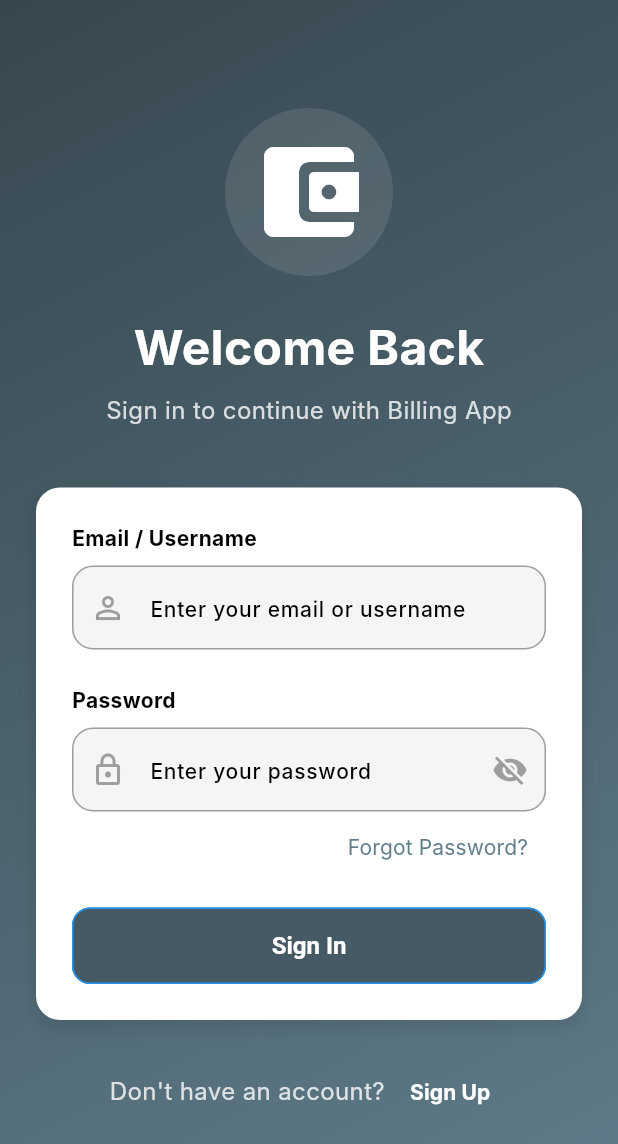
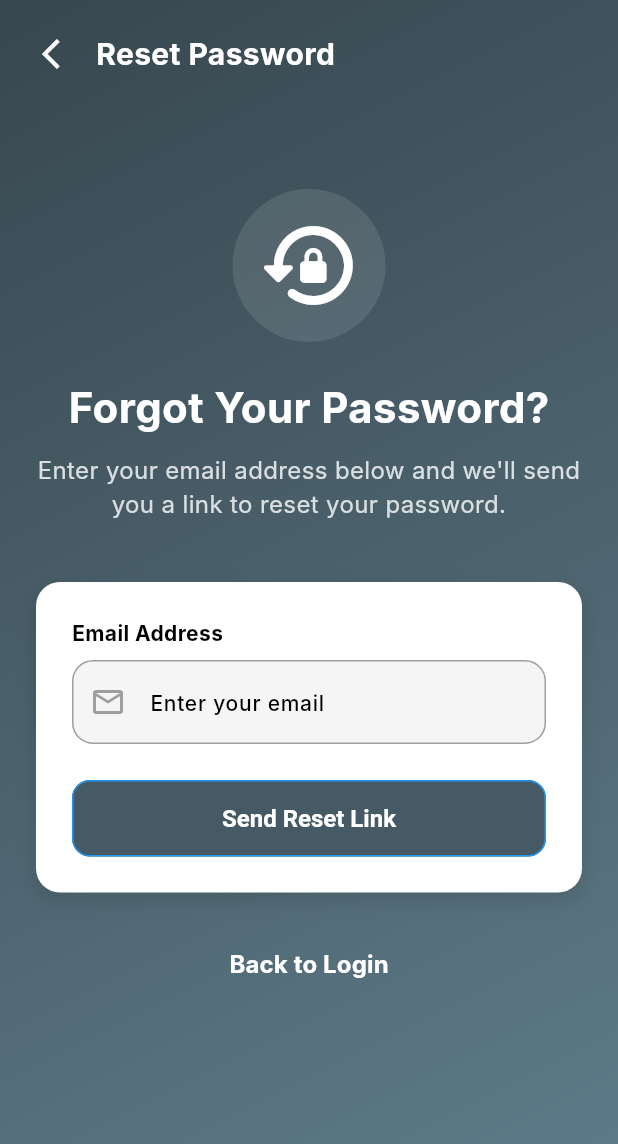
Before and after one commit to ErandaRandikaRox/Billing_App_flutter, a Flutter app: the screen it shows after launch, after a tap on "Forgot Password?", on a phone screen of 412 x 824 dp. Shown: the top 1144 px of the screen. Run offline on Flutter 3.47's test engine with Material 3 defaults, Android fonts, the phone set to English and light mode, and no system bars; our stand-ins replace firebase_auth, firebase_core, fl_chart, salomon_bottom_bar; accounts and stored records are empty; Roboto replaces fonts that are missing (Inter).

Commit message:
connect the forget password part

```diff
--- /dev/null
+++ b/billing_app/lib/pages/forget_password/forget_password.dart
@@ -0,0 +1,304 @@
+import 'package:billing_app/widgets/custom_app_bar.dart';
+import 'package:firebase_auth/firebase_auth.dart';
+import 'package:flutter/material.dart';
+
+class ForgetPassword extends StatefulWidget {
+  const ForgetPassword({super.key});
+
+  @override
+  State<ForgetPassword> createState() => _ForgetPasswordState();
+}
+
+class _ForgetPasswordState extends State<ForgetPassword> {
+  final _emailController = TextEditingController();
+  bool _isLoading = false;
+
+  @override
+  void dispose() {
+    _emailController.dispose();
+    super.dispose();
+  }
+
+  Future<void> passwordReset() async {
+    if (_emailController.text.trim().isEmpty) {
+      _showErrorDialog('Please enter your email address');
+      return;
+    }
+
+    setState(() {
+      _isLoading = true;
+    });
+
+    try {
+      await FirebaseAuth.instance.sendPasswordResetEmail(
+        email: _emailController.text.trim(),
+      );
+
+      if (mounted) {
+        setState(() {
+          _isLoading = false;
+        });
+        _showSuccessDialog();
+      }
+    } on FirebaseAuthException catch (e) {
+      print(e);
+      if (mounted) {
+        setState(() {
+          _isLoading = false;
+        });
+        _showErrorDialog(e.message ?? 'An error occurred');
+      }
+    }
+  }
+
+  void _showSuccessDialog() {
+    showDialog(
+      context: context,
+      builder: (context) {
+        return AlertDialog(
+          shape: RoundedRectangleBorder(
+            borderRadius: BorderRadius.circular(16),
+          ),
+          title: const Text('Success'),
+          content: const Text(
+            'Password reset email has been sent. Please check your inbox.',
+            style: TextStyle(fontSize: 16),
+          ),
+          actions: [
+            TextButton(
+              onPressed: () {
+                Navigator.pop(context);
+              },
+              child: Text(
+                'OK',
+                style: TextStyle(
+                  fontSize: 16,
+                  color: Colors.blueGrey.shade700,
+                ),
+              ),
+            ),
+          ],
+        );
+      },
+    );
+  }
+
+  void _showErrorDialog(String message) {
+    showDialog(
+      context: context,
+      builder: (context) {
+        return AlertDialog(
+          shape: RoundedRectangleBorder(
+            borderRadius: BorderRadius.circular(16),
+          ),
+          title: const Text('Error'),
+          content: Text(message, style: const TextStyle(fontSize: 16)),
+          actions: [
+            TextButton(
+              onPressed: () {
+                Navigator.pop(context);
+              },
+              child: Text(
+                'OK',
+                style: TextStyle(
+                  fontSize: 16,
+                  color: Colors.blueGrey.shade700,
+                ),
+              ),
+            ),
+          ],
+        );
+      },
+    );
+  }
+
+  @override
+  Widget build(BuildContext context) {
+    return Scaffold(
+      body: Container(
+        decoration: BoxDecoration(
+          gradient: LinearGradient(
+            begin: Alignment.topLeft,
+            end: Alignment.bottomRight,
+            colors: [Colors.blueGrey.shade800, Colors.blueGrey.shade500],
+          ),
+        ),
+        child: SafeArea(
+          child: Column(
+            children: [
+              // Custom app bar
+              Padding(
+                padding: const EdgeInsets.symmetric(
+                  horizontal: 16.0,
+                  vertical: 12.0,
+                ),
+                child: Row(
+                  children: [
+                    IconButton(
+                      icon: const Icon(
+                        Icons.arrow_back_ios,
+                        color: Colors.white,
+                      ),
+                      onPressed: () {
+                        Navigator.pop(context);
+                      },
+                    ),
+                    const Text(
+                      "Reset Password",
+                      style: TextStyle(
+                        fontSize: 20,
+                        fontWeight: FontWeight.bold,
+                        color: Colors.white,
+                      ),
+                    ),
+                  ],
+                ),
+              ),
+              Expanded(
+                child: SingleChildScrollView(
+                  child: Padding(
+                    padding: const EdgeInsets.all(24.0),
+                    child: Column(
+                      crossAxisAlignment: CrossAxisAlignment.center,
+                      children: [
+                        const SizedBox(height: 30),
+                        // Icon similar to login screen
+                        Container(
+                          padding: const EdgeInsets.all(16),
+                          decoration: BoxDecoration(
+                            color: Colors.white.withOpacity(0.1),
+                            shape: BoxShape.circle,
+                          ),
+                          child: const Icon(
+                            Icons.lock_reset_rounded,
+                            size: 70,
+                            color: Colors.white,
+                          ),
+                        ),
+                        const SizedBox(height: 24),
+                        const Text(
+                          "Forgot Your Password?",
+                          style: TextStyle(
+                            fontSize: 28,
+                            fontWeight: FontWeight.bold,
+                            color: Colors.white,
+                          ),
+                        ),
+                        const SizedBox(height: 10),
+                        Text(
+                          "Enter your email address below and we'll send you a link to reset your password.",
+                          textAlign: TextAlign.center,
+                          style: TextStyle(
+                            fontSize: 16,
+                            color: Colors.white.withOpacity(0.8),
+                          ),
+                        ),
+                        const SizedBox(height: 40),
+
+                        // Reset password form card
+                        Container(
+                          padding: const EdgeInsets.all(24),
+                          decoration: BoxDecoration(
+                            color: Colors.white,
+                            borderRadius: BorderRadius.circular(16),
+                            boxShadow: [
+                              BoxShadow(
+                                color: Colors.black.withOpacity(0.1),
+                                spreadRadius: 1,
+                                blurRadius: 10,
+                                offset: const Offset(0, 5),
+                              ),
+                            ],
+                          ),
+                          child: Column(
+                            crossAxisAlignment: CrossAxisAlignment.start,
+                            children: [
+                              const Text(
+                                'Email Address',
+                                style: TextStyle(
+                                  fontWeight: FontWeight.bold,
+                                  fontSize: 14,
+                                ),
+                              ),
+                              const SizedBox(height: 8),
+                              TextFormField(
+                                controller: _emailController,
+                                keyboardType: TextInputType.emailAddress,
+                                decoration: InputDecoration(
+                                  hintText: 'Enter your email',
+                                  prefixIcon: const Icon(Icons.email_outlined),
+                                  filled: true,
+                                  fillColor: Colors.grey.shade100,
+                                  border: OutlineInputBorder(
+                                    borderRadius: BorderRadius.circular(12),
+                                    borderSide: BorderSide.none,
+                                  ),
+                                  contentPadding: const EdgeInsets.symmetric(
+                                    vertical: 16,
+                                    horizontal: 16,
+                                  ),
+                                ),
+                              ),
+                              const SizedBox(height: 24),
+                              SizedBox(
+                                width: double.infinity,
+                                child: ElevatedButton(
+                                  onPressed: _isLoading ? null : passwordReset,
+                                  style: ElevatedButton.styleFrom(
+                                    padding: const EdgeInsets.symmetric(
+                                      vertical: 16,
+                                    ),
+                                    backgroundColor: Colors.blueGrey.shade700,
+                                    foregroundColor: Colors.white,
+                                    elevation: 0,
+                                    shape: RoundedRectangleBorder(
+                                      borderRadius: BorderRadius.circular(12),
+                                    ),
+                                  ),
+                                  child: _isLoading
+                                      ? const SizedBox(
+                                          width: 24,
+                                          height: 24,
+                                          child: CircularProgressIndicator(
+                                            color: Colors.white,
+                                            strokeWidth: 2,
+                                          ),
+                                        )
+                                      : const Text(
+                                          'Send Reset Link',
+                                          style: TextStyle(
+                                            fontSize: 16,
+                                            fontWeight: FontWeight.bold,
+                                          ),
+                                        ),
+                                ),
+                              ),
+                            ],
+                          ),
+                        ),
+                        const SizedBox(height: 24),
+                        TextButton(
+                          onPressed: () {
+                            Navigator.pop(context);
+                          },
+                          child: const Text(
+                            "Back to Login",
+                            style: TextStyle(
+                              fontSize: 16,
+                              color: Colors.white,
+                              fontWeight: FontWeight.bold,
+                            ),
+                          ),
+                        ),
+                      ],
+                    ),
+                  ),
+                ),
+              ),
+            ],
+          ),
+        ),
+      ),
+    );
+  }
+}
--- a/billing_app/lib/pages/loging/loging.dart
+++ b/billing_app/lib/pages/loging/loging.dart
@@ -1,4 +1,5 @@
 import 'package:billing_app/navigation_bar.dart';
+import 'package:billing_app/pages/forget_password/forget_password.dart';
 import 'package:billing_app/pages/sigup/signup.dart';
 import 'package:billing_app/services/auth/auth_service.dart';
 import 'package:flutter/material.dart';
@@ -47,7 +48,8 @@ class _LoginState extends State<Login> {
       if (mounted) {
         showDialog(
           context: context,
-          builder: (context) => AlertDialog(
+          builder:
+              (context) => AlertDialog(
                 title: const Text('Sign In Failed'),
                 content: Text(errorMessage),
                 actions: [
@@ -225,7 +227,12 @@ class _LoginState extends State<Login> {
                             alignment: Alignment.centerRight,
                             child: TextButton(
                               onPressed: () {
-                                // TODO: Implement forgot password functionality
+                                Navigator.push(
+                                  context,
+                                  MaterialPageRoute(
+                                    builder: (context) => ForgetPassword(),
+                                  ),
+                                );
                               },
                               child: const Text(
                                 'Forgot Password?',
@@ -237,7 +244,8 @@ class _LoginState extends State<Login> {
                           SizedBox(
                             width: double.infinity,
                             child: ElevatedButton(
-                              onPressed: _isLoading
+                              onPressed:
+                                  _isLoading
                                       ? null // Disable button during loading
                                       : () {
                                         if (_formKey.currentState!.validate()) {
@@ -248,7 +256,9 @@ class _LoginState extends State<Login> {
                                         }
                                       },
                               style: ElevatedButton.styleFrom(
-                                padding: const EdgeInsets.symmetric(vertical: 16),
+                                padding: const EdgeInsets.symmetric(
+                                  vertical: 16,
+                                ),
                                 backgroundColor: Colors.blueGrey.shade700,
                                 foregroundColor: Colors.white,
                                 elevation: 0,
@@ -256,7 +266,8 @@ class _LoginState extends State<Login> {
                                   borderRadius: BorderRadius.circular(12),
                                 ),
                               ),
-                              child: _isLoading
+                              child:
+                                  _isLoading
                                       ? const CircularProgressIndicator(
                                         color: Colors.white,
                                       )
```
Lines whose indentation alone changed are shown as unchanged.
